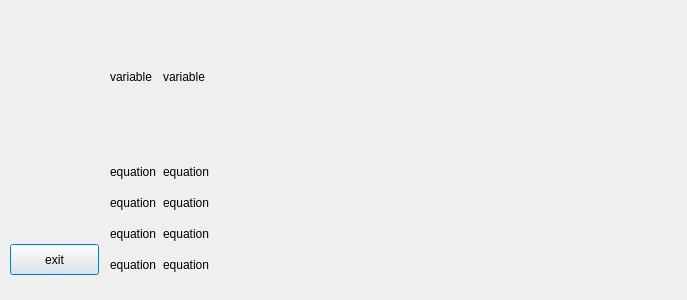
Above: packages/Common/ui_show_variable_equation.ui from heinz-preisig/ProMo13 before the change. Below: the same form after it.
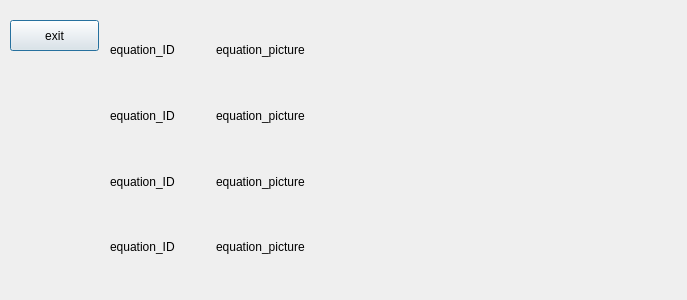
That is the form after the change.

Commit message:
feat [variable tables]:show beautified
scaling was adjusted
variable label removed

Diff of the .ui file:
```diff
--- a/packages/Common/ui_show_variable_equation.ui
+++ b/packages/Common/ui_show_variable_equation.ui
@@ -17,7 +17,7 @@
    <property name="geometry">
     <rect>
      <x>10</x>
-     <y>244</y>
+     <y>20</y>
      <width>89</width>
      <height>31</height>
     </rect>
@@ -36,52 +36,58 @@
     </rect>
    </property>
    <layout class="QGridLayout" name="gridLayout">
-    <item row="5" column="0">
-     <widget class="QLabel" name="label_equation_3">
-      <property name="minimumSize">
-       <size>
-        <width>0</width>
-        <height>25</height>
-       </size>
-      </property>
-      <property name="text">
-       <string>equation</string>
-      </property>
-     </widget>
-    </item>
-    <item row="0" column="1">
-     <widget class="QLabel" name="picture_variable">
-      <property name="sizePolicy">
-       <sizepolicy hsizetype="Expanding" vsizetype="Expanding">
-        <horstretch>0</horstretch>
-        <verstretch>0</verstretch>
-       </sizepolicy>
-      </property>
-      <property name="minimumSize">
-       <size>
-        <width>0</width>
-        <height>25</height>
-       </size>
-      </property>
-      <property name="text">
-       <string>variable</string>
-      </property>
-     </widget>
-    </item>
     <item row="3" column="0">
+     <widget class="QLabel" name="label_equation_3">
+      <property name="sizePolicy">
+       <sizepolicy hsizetype="Fixed" vsizetype="Preferred">
+        <horstretch>0</horstretch>
+        <verstretch>0</verstretch>
+       </sizepolicy>
+      </property>
+      <property name="minimumSize">
+       <size>
+        <width>100</width>
+        <height>25</height>
+       </size>
+      </property>
+      <property name="text">
+       <string>equation_ID</string>
+      </property>
+     </widget>
+    </item>
+    <item row="2" column="1">
+     <widget class="QLabel" name="picture_equation_2">
+      <property name="minimumSize">
+       <size>
+        <width>0</width>
+        <height>25</height>
+       </size>
+      </property>
+      <property name="text">
+       <string>equation_picture</string>
+      </property>
+     </widget>
+    </item>
+    <item row="1" column="0">
      <widget class="QLabel" name="label_equation_1">
+      <property name="sizePolicy">
+       <sizepolicy hsizetype="Fixed" vsizetype="Preferred">
+        <horstretch>0</horstretch>
+        <verstretch>0</verstretch>
+       </sizepolicy>
+      </property>
       <property name="minimumSize">
        <size>
-        <width>0</width>
+        <width>100</width>
         <height>25</height>
        </size>
       </property>
       <property name="text">
-       <string>equation</string>
+       <string>equation_ID</string>
       </property>
      </widget>
     </item>
-    <item row="3" column="1">
+    <item row="1" column="1">
      <widget class="QLabel" name="picture_equation_1">
       <property name="minimumSize">
        <size>
@@ -90,50 +96,49 @@
        </size>
       </property>
       <property name="text">
-       <string>equation</string>
+       <string>equation_picture</string>
       </property>
      </widget>
     </item>
-    <item row="4" column="0">
+    <item row="2" column="0">
      <widget class="QLabel" name="label_equation_2">
+      <property name="sizePolicy">
+       <sizepolicy hsizetype="Fixed" vsizetype="Preferred">
+        <horstretch>0</horstretch>
+        <verstretch>0</verstretch>
+       </sizepolicy>
+      </property>
       <property name="minimumSize">
        <size>
-        <width>0</width>
+        <width>100</width>
         <height>25</height>
        </size>
       </property>
       <property name="text">
-       <string>equation</string>
+       <string>equation_ID</string>
       </property>
      </widget>
     </item>
     <item row="0" column="0">
-     <widget class="QLabel" name="label_variable">
-      <property name="minimumSize">
-       <size>
-        <width>0</width>
-        <height>25</height>
-       </size>
-      </property>
-      <property name="text">
-       <string>variable</string>
-      </property>
-     </widget>
-    </item>
-    <item row="2" column="0">
      <widget class="QLabel" name="label_equation_0">
+      <property name="sizePolicy">
+       <sizepolicy hsizetype="Fixed" vsizetype="Preferred">
+        <horstretch>0</horstretch>
+        <verstretch>0</verstretch>
+       </sizepolicy>
+      </property>
       <property name="minimumSize">
        <size>
-        <width>0</width>
+        <width>100</width>
         <height>25</height>
        </size>
       </property>
       <property name="text">
-       <string>equation</string>
+       <string>equation_ID</string>
       </property>
      </widget>
     </item>
-    <item row="5" column="1">
+    <item row="3" column="1">
      <widget class="QLabel" name="picture_equation_3">
       <property name="minimumSize">
        <size>
@@ -142,11 +147,11 @@
        </size>
       </property>
       <property name="text">
-       <string>equation</string>
+       <string>equation_picture</string>
       </property>
      </widget>
     </item>
-    <item row="2" column="1">
+    <item row="0" column="1">
      <widget class="QLabel" name="picture_equation_0">
       <property name="minimumSize">
        <size>
@@ -155,36 +160,7 @@
        </size>
       </property>
       <property name="text">
-       <string>equation</string>
-      </property>
-     </widget>
-    </item>
-    <item row="1" column="0">
-     <spacer name="verticalSpacer">
-      <property name="orientation">
-       <enum>Qt::Vertical</enum>
-      </property>
-      <property name="sizeType">
-       <enum>QSizePolicy::Fixed</enum>
-      </property>
-      <property name="sizeHint" stdset="0">
-       <size>
-        <width>20</width>
-        <height>20</height>
-       </size>
-      </property>
-     </spacer>
-    </item>
-    <item row="4" column="1">
-     <widget class="QLabel" name="picture_equation_2">
-      <property name="minimumSize">
-       <size>
-        <width>0</width>
-        <height>25</height>
-       </size>
-      </property>
-      <property name="text">
-       <string>equation</string>
+       <string>equation_picture</string>
       </property>
      </widget>
     </item>
```
The commit also changes 4 other files.
